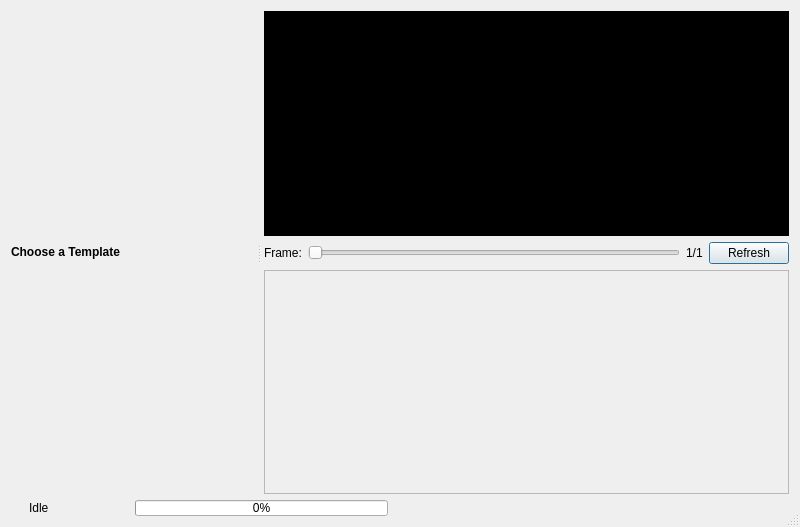
The window that src/windows/ui/animated-title.ui (Zenvi-pro/zenvi-core) describes before a commit, drawn with Qt 5.
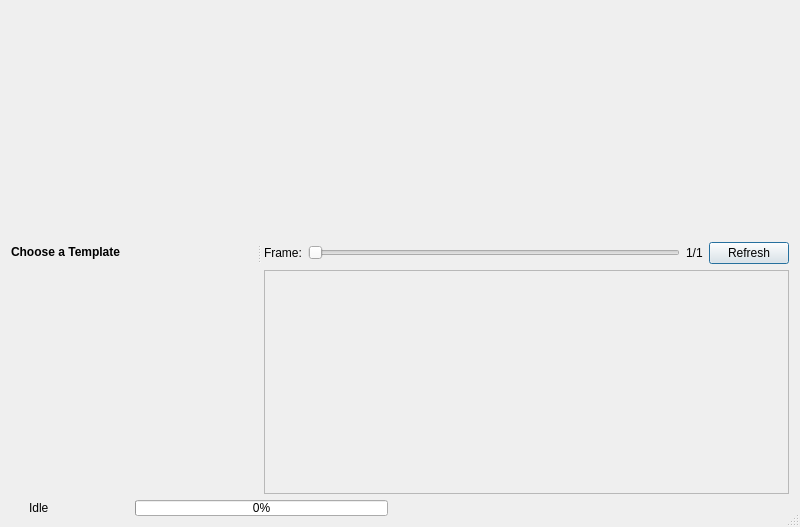
The same window after the commit. Icons and pictures are not drawn.

Commit message: Properties panel and dialogs on design tokens: thin value tracks, accent only when selected, light primary buttons, no inline colors in .ui files

```diff
--- a/src/windows/ui/animated-title.ui
+++ b/src/windows/ui/animated-title.ui
@@ -141,9 +141,6 @@
            <height>0</height>
           </size>
          </property>
-         <property name="styleSheet">
-          <string notr="true">background-color: #000000;</string>
-         </property>
          <property name="text">
           <string/>
          </property>
```
The commit also changes 22 other files.
